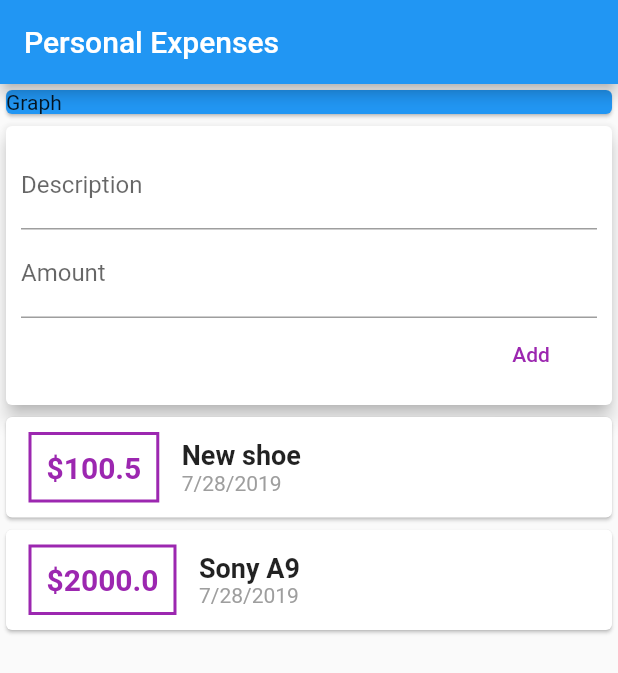
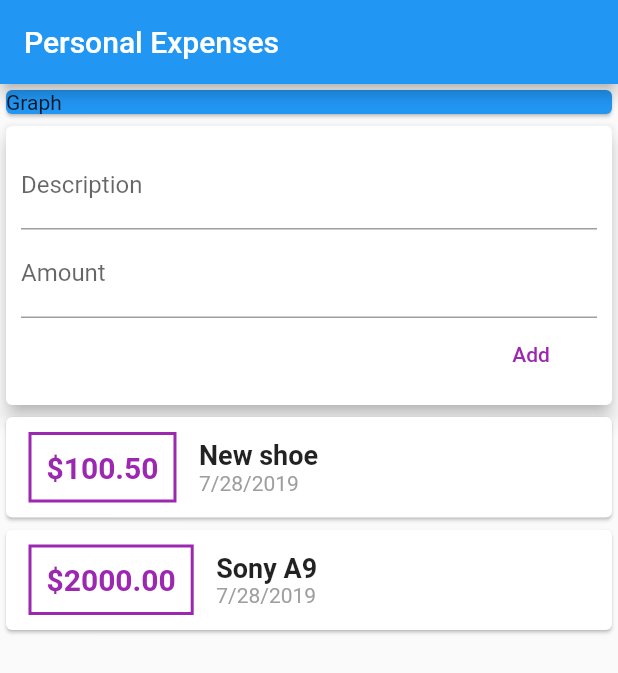
Before and after one commit to nemethmik/LF1NapiBuxa, a Flutter app: the screen it shows after launch, on a phone screen of 412 x 824 dp. Shown: the top 673 px of the screen. Run offline on Flutter 3.47's test engine with Material 2 defaults, Android fonts, the phone set to English and light mode, and no system bars.

```diff
--- a/lib/main.dart
+++ b/lib/main.dart
@@ -92,12 +92,11 @@ class _MyHomePageState extends State<MyHomePage> {
             TextField(
               decoration: InputDecoration(labelText: "Description"),
               controller: descriptionCtrl,
-              //onChanged: (v){description = v;},
             ),
             TextField(
               decoration: InputDecoration(labelText: "Amount"),
               controller: amountCtrl,
-              //onChanged: (v) => amount = v,
+              keyboardType: TextInputType.numberWithOptions(decimal: true),
             ),
             FlatButton(
               textColor: Colors.purple,
@@ -124,7 +123,7 @@ class _MyHomePageState extends State<MyHomePage> {
     Container(
       margin: EdgeInsets.symmetric(vertical: 10, horizontal: 15),
       child: Text(
-        "\$${e.amount}",
+        "\$${e.amount.toStringAsFixed(2)}",
         style: TextStyle(
             fontWeight: FontWeight.bold,
             color: Colors.purple,
```
